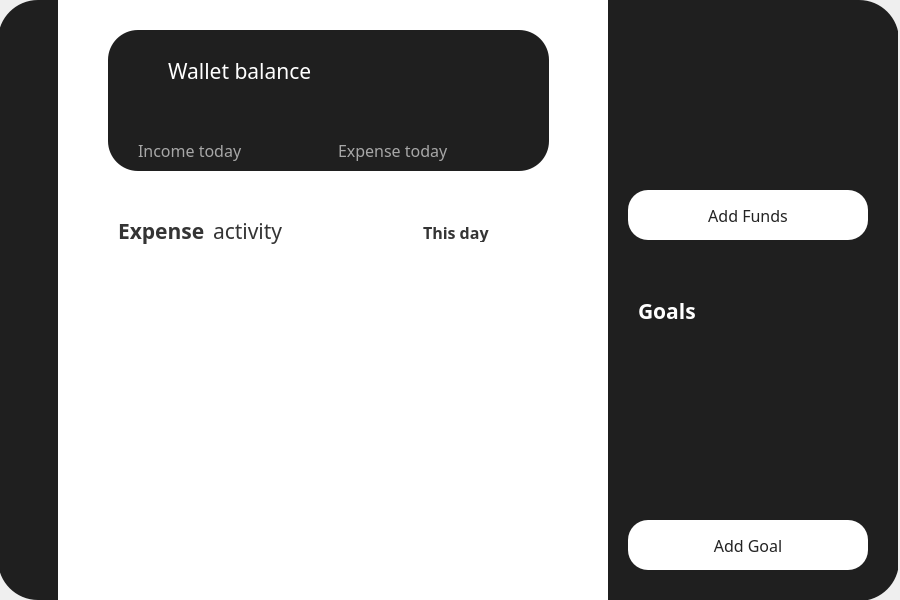
Above: mainwindow.ui from 262094/Financify before the change. Below: the same form after it.
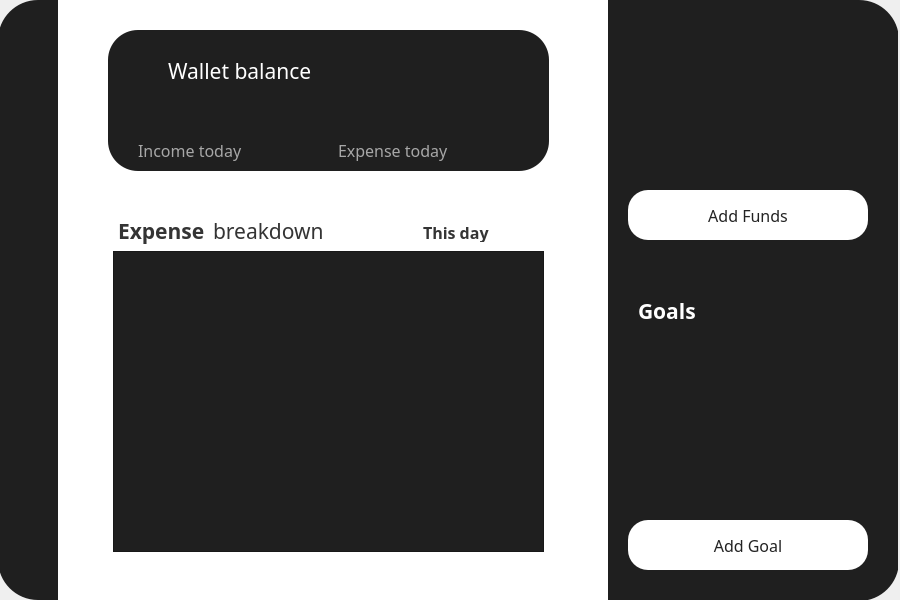
That is the form after the change. The open tabs and pages were chosen to show the change. Icons and pictures are not drawn.

What changed in the file:
```diff
--- a/mainwindow.ui
+++ b/mainwindow.ui
@@ -1261,7 +1261,7 @@
          <rect>
           <x>105</x>
           <y>0</y>
-          <width>91</width>
+          <width>121</width>
           <height>41</height>
          </rect>
         </property>
@@ -1279,7 +1279,7 @@
 </string>
         </property>
         <property name="text">
-         <string>activity</string>
+         <string>breakdown</string>
         </property>
        </widget>
        <widget class="QComboBox" name="chartType">
@@ -1336,6 +1336,38 @@
          </property>
         </item>
        </widget>
+       <widget class="QTableWidget" name="tableWidget">
+        <property name="geometry">
+         <rect>
+          <x>5</x>
+          <y>41</y>
+          <width>431</width>
+          <height>301</height>
+         </rect>
+        </property>
+        <property name="font">
+         <font>
+          <family>Poppins Medium</family>
+          <pointsize>10</pointsize>
+         </font>
+        </property>
+        <property name="styleSheet">
+         <string notr="true">QTableWidget {
+	background-color: rgb(31, 31, 31);
+	color: #fff;
+}
+QTableWidget::item {
+	padding: 5px;
+}
+QTableWidget::item:selected {
+	background-color: rgb(195, 195, 195);
+}
+QHeaderView::section {
+	background-color: rgb(195, 195, 195);
+	padding: 5px;
+}</string>
+        </property>
+       </widget>
       </widget>
       <widget class="QWidget" name="widget_2" native="true">
        <property name="geometry">
```
Left out of the diff: 20 changed lines with no effect on the pictures.
